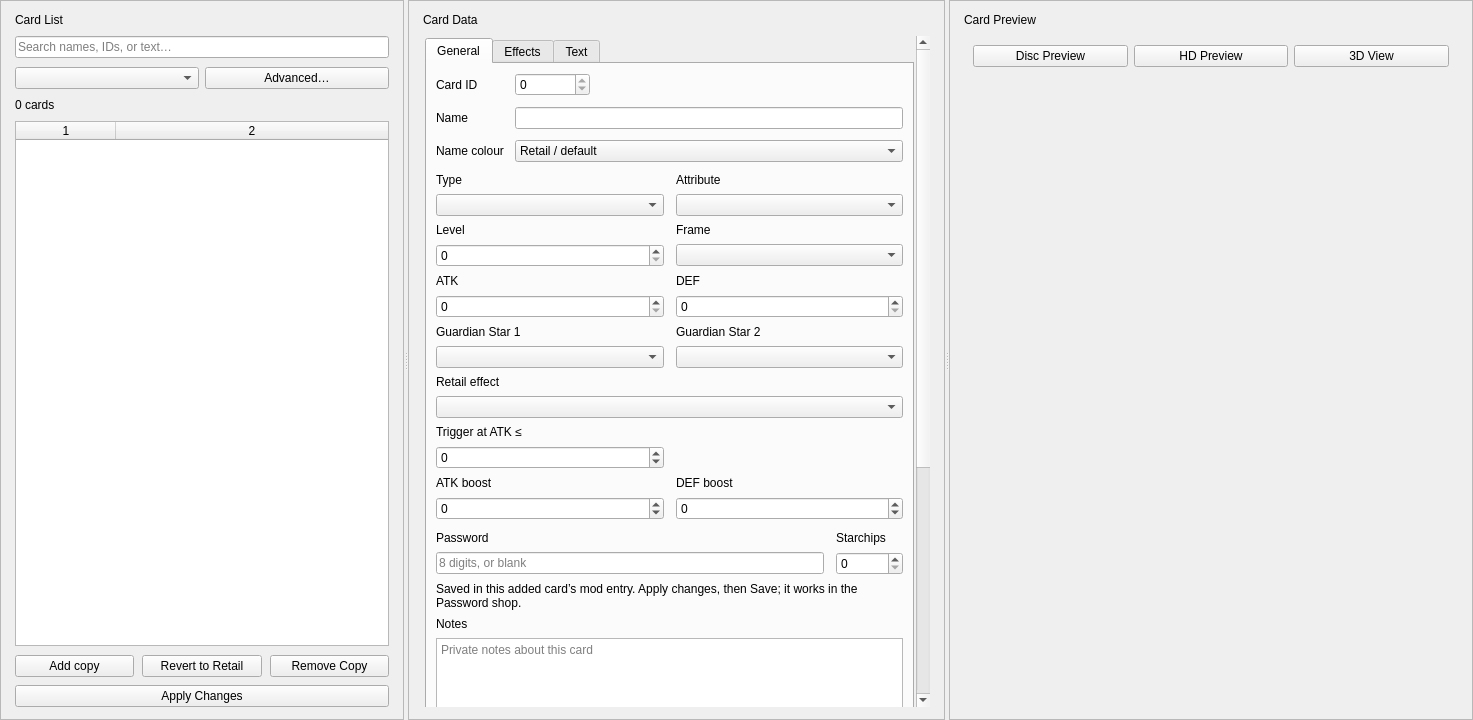
The window that tools/pc/fm_editor/ui/cards_page.ui (yamyi/YGOFM-DecompRecomp) describes before a commit, drawn with Qt 5.
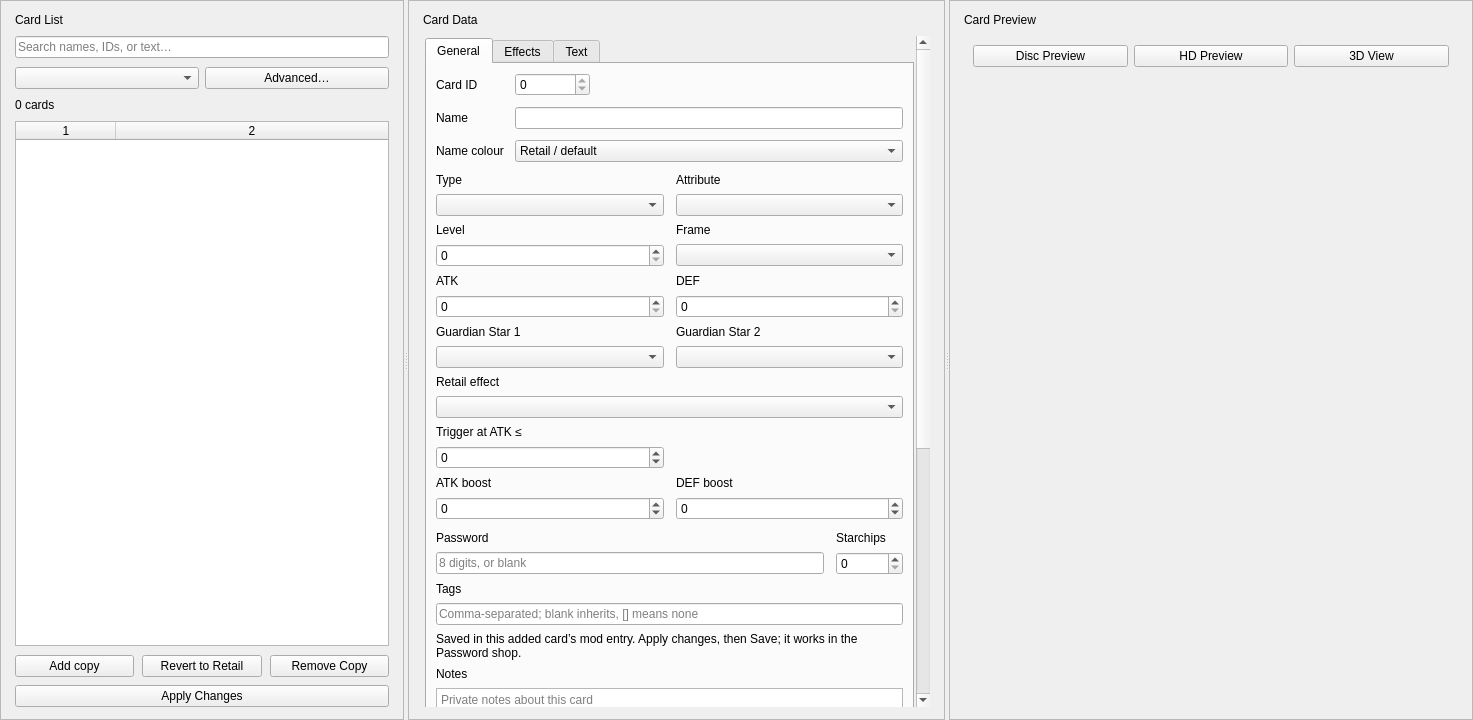
The same window after the commit. The open tabs and pages were chosen to show the change.

Commit message: Add PySide card tag editing parity

The edit to the form file:
```diff
--- a/tools/pc/fm_editor/ui/cards_page.ui
+++ b/tools/pc/fm_editor/ui/cards_page.ui
@@ -617,7 +617,24 @@
                    </property>
                   </widget>
                  </item>
-                 <item row="2" column="0" colspan="2">
+                 <item row="2" column="0">
+                  <widget class="QLabel" name="tagsLabel">
+                   <property name="text">
+                    <string>Tags</string>
+                   </property>
+                  </widget>
+                 </item>
+                 <item row="3" column="0" colspan="2">
+                  <widget class="QLineEdit" name="tagsEdit">
+                   <property name="toolTip">
+                    <string>Comma-separated tags. Leave blank to inherit a copy's base tags; use [] for none.</string>
+                   </property>
+                   <property name="placeholderText">
+                    <string>Comma-separated; blank inherits, [] means none</string>
+                   </property>
+                  </widget>
+                 </item>
+                 <item row="4" column="0" colspan="2">
                   <widget class="QLabel" name="addedCardPasswordHint">
                    <property name="visible">
                     <bool>false</bool>
@@ -630,14 +647,14 @@
                    </property>
                   </widget>
                  </item>
-                 <item row="3" column="0" colspan="2">
+                 <item row="5" column="0" colspan="2">
                   <widget class="QLabel" name="cardNotesLabel">
                    <property name="text">
                     <string>Notes</string>
                    </property>
                   </widget>
                  </item>
-                 <item row="4" column="0" colspan="2">
+                 <item row="6" column="0" colspan="2">
                   <widget class="QPlainTextEdit" name="cardNotesEdit">
                    <property name="minimumSize">
                     <size>
```
Left out of the diff: 1 changed line with no effect on the pictures. The commit also changes 4 other files.
